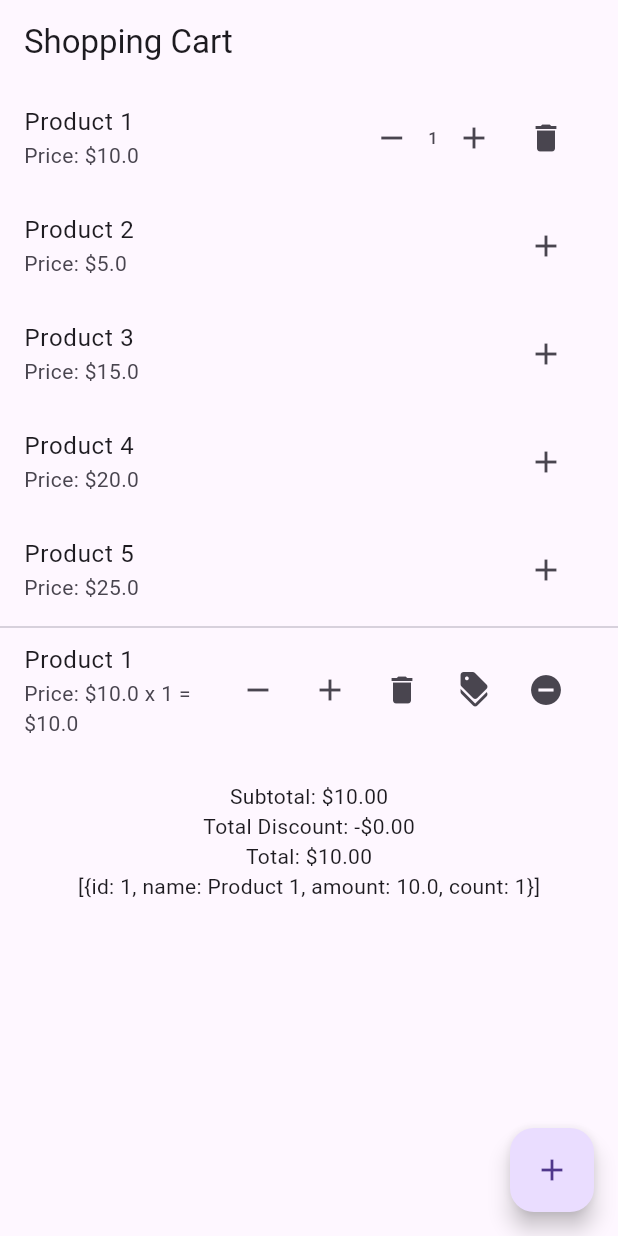
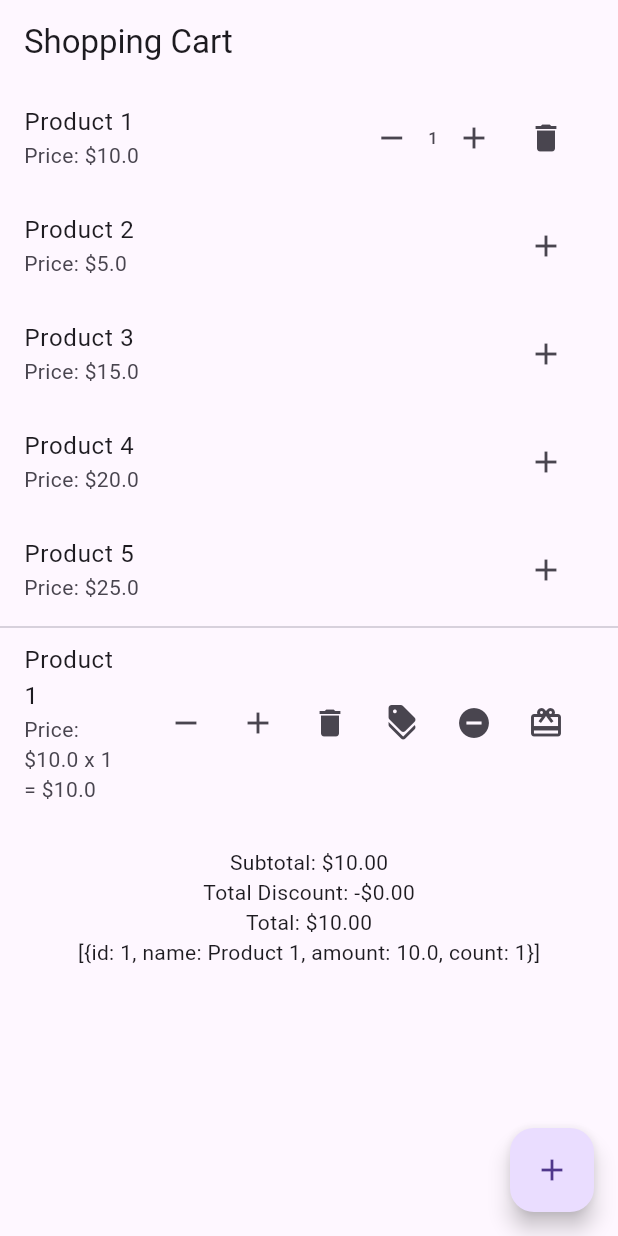
Before and after one commit to AgMarwanAg/cart_test_using_bloc, a Flutter app: the screen it shows after launch, after a tap on the "add" icon, on a phone screen of 412 x 824 dp. Run offline on Flutter 3.47's test engine with Material 3 defaults, Android fonts, the phone set to English and light mode, and no system bars; our stand-ins replace flutter_bloc.

Commit message:
adding is gift

```diff
--- a/lib/cart_event.dart
+++ b/lib/cart_event.dart
@@ -45,3 +45,8 @@ class RemoveModifier extends CartEvent {
 
   RemoveModifier(this.productId, this.modifier);
 }
+class ToggleGiftStatus extends CartEvent {
+  final String productId;
+
+  ToggleGiftStatus(this.productId);
+}
--- a/lib/cart_screen.dart
+++ b/lib/cart_screen.dart
@@ -88,6 +88,12 @@ class CartList extends StatelessWidget {
                             context.read<CartBloc>().add(RemoveDiscount(productId));
                           },
                         ),
+                        IconButton(
+                          icon: Icon(item.isGift ? Icons.grid_off_outlined : Icons.card_giftcard),
+                          onPressed: () {
+                            context.read<CartBloc>().add(ToggleGiftStatus(item.product.id));
+                          },
+                        ),
                       ],
                     ),
                     onTap: item.product.modifiers.isEmpty
--- a/lib/cart_state.dart
+++ b/lib/cart_state.dart
@@ -16,4 +16,11 @@ class CartState {
   double get totalAmount {
     return items.fold(0.0, (sum, item) => sum + item.totalPrice);
   }
+  CartState copyWith({
+    List<CartItem>? items,
+  }) {
+    return CartState(
+      items: items ?? this.items,
+    );
+  }
 }
--- a/lib/model.dart
+++ b/lib/model.dart
@@ -2,13 +2,14 @@ class Product {
   final String id;
   final String name;
   final double price;
+
   final List<Modifier> modifiers;
 
   Product({
     required this.id,
     required this.name,
     required this.price,
-    this.modifiers = const [],
+     this.modifiers = const [],
   });
   Map<String, dynamic> toJson() => {
         'id': id,
@@ -22,12 +23,15 @@ class CartItem {
   int count;
   double discount;
   List<Modifier> selectedModifiers;
+  bool isGift;
+
 
   CartItem({
     required this.product,
     this.count = 1,
     this.discount = 0.0,
     this.selectedModifiers = const [],
+    this.isGift=false,
   });
 
   double get totalModifierPrice {
@@ -38,7 +42,7 @@ class CartItem {
   double get totalPrice {
     final basePrice = product.price * count;
     final discountAmount = basePrice * discount;
-    return basePrice - discountAmount + totalModifierPrice;
+    return  isGift ? 0 :basePrice - discountAmount + totalModifierPrice;
   }
 
   Map<String, dynamic> toJson() => {
@@ -55,12 +59,14 @@ class CartItem {
   CartItem copyWith({
     Product? product,
     int? count,
+     bool? isGift,
     double? discount,
     List<Modifier>? selectedModifiers,
   }) =>
       CartItem(
         product: product ?? this.product,
         count: count ?? this.count,
+        isGift: isGift ?? this.isGift,
         discount: discount ?? this.discount,
         selectedModifiers: selectedModifiers ?? this.selectedModifiers,
       );
```
Also changed, not shown: lib/cart_bloc.dart (+13 -1 lines).
